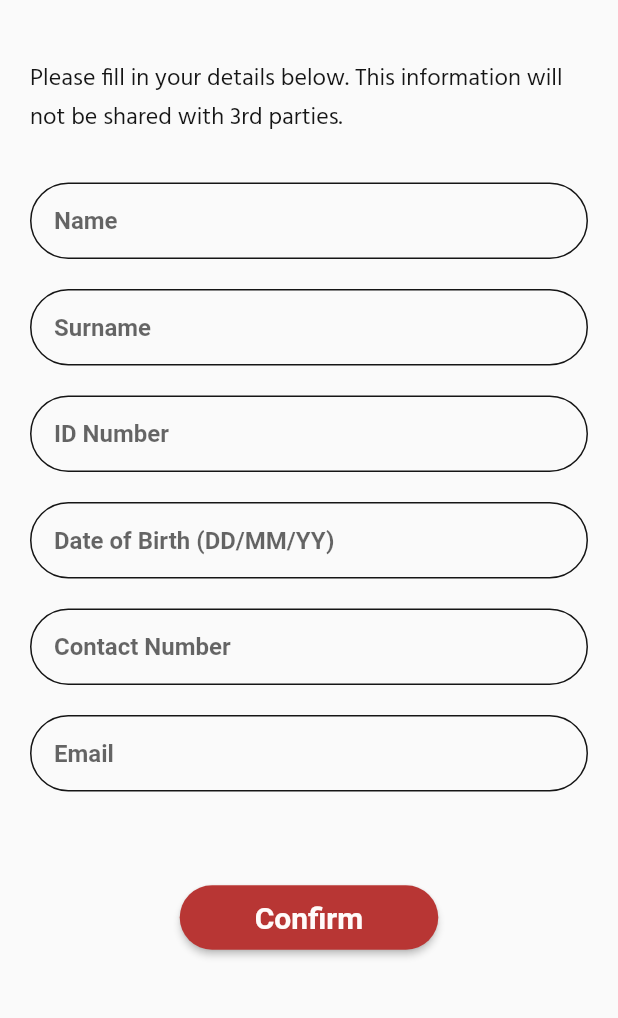
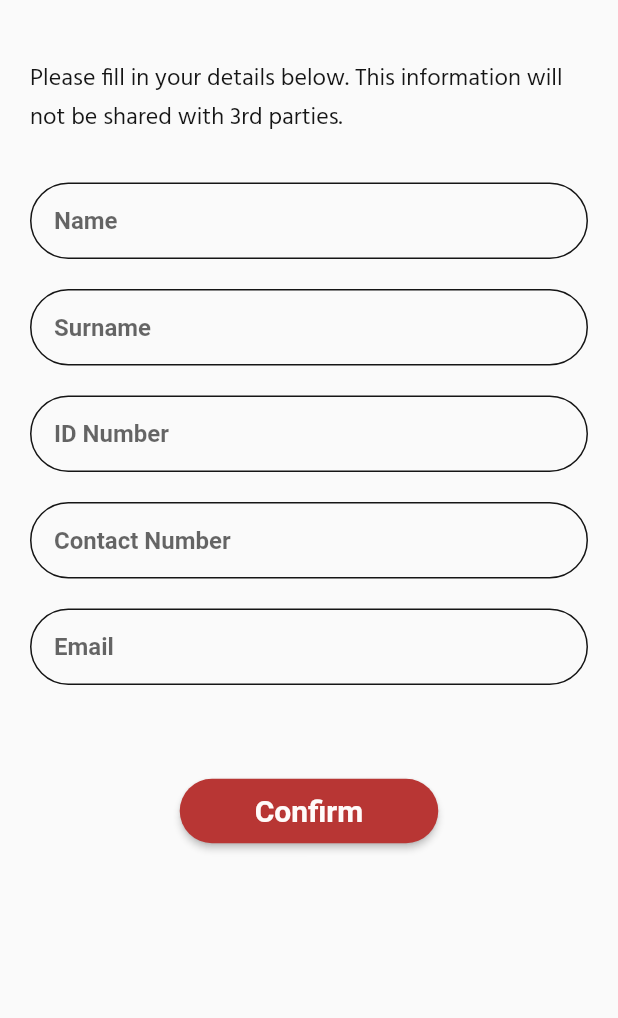
Before and after one commit to Jahn-Ellis/legal_cover, a Flutter app: the InfoScreen screen opened by its route, on a phone screen of 412 x 824 dp, the part 65-1083 px from its top. Run offline on Flutter 3.47's test engine with Material 2 defaults, Android fonts, the phone set to English and light mode, and no system bars; our stand-ins replace geolocator, shared_preferences; missing offline and left inert: mailer; accounts and stored records are empty.

```diff
--- a/lib/model/user_data.dart
+++ b/lib/model/user_data.dart
@@ -3,7 +3,7 @@ class UserData {
     this.name,
     this.surname,
     this.idNum,
-    this.dob,
+    // this.dob,
     this.contactNum,
     this.email,
     this.loginStatus,
@@ -14,7 +14,7 @@ class UserData {
   String name;
   String surname;
   String idNum;
-  String dob;
+  // String dob;
   String contactNum;
   String email;
   bool loginStatus;
--- a/lib/screens/find_me_screen.dart
+++ b/lib/screens/find_me_screen.dart
@@ -62,7 +62,7 @@ class FindMeScreen extends StatelessWidget {
       ..recipients.add(RECIPIENT)
       // ..ccRecipients.addAll(['destCc1@example.com', 'destCc2@example.com'])
       // ..bccRecipients.add(Address('bccAddress@example.com'))
-      ..subject = '${name} ${surname} requiers legal assistance!'
+      ..subject = '${name} ${surname} requires legal assistance!'
       ..text =
           '${name} ${surname} has requested legal assistance via the Legal Cover Find Me function.\n\nUser Details\n${name}\n${surname}\n${idNum}\n${contactNum}\n${email}\n\nClick below link for last known location:\n${location}';
     // ..html = "<h1>Test</h1>\n<p>Hey! Here's some HTML content</p>";
--- a/lib/screens/info_screen.dart
+++ b/lib/screens/info_screen.dart
@@ -17,7 +17,7 @@ class InfoScreen extends StatelessWidget {
   String name = 'not valid';
   String surname = 'not valid';
   String idNum = 'not valid';
-  String dob = 'not valid';
+  // String dob = 'not valid';
   String contactNum = 'not valid';
   String email = 'not valid';
 
@@ -129,37 +129,37 @@ class InfoScreen extends StatelessWidget {
                         ),
                       ),
                     ),
-                    // TextFieldInput(hint: 'Date of Birth'),
-                    Padding(
-                      padding: const EdgeInsets.symmetric(
-                          horizontal: 20.0, vertical: 10.0),
-                      child: Container(
-                        alignment: Alignment.center,
-                        child: Container(
-                          decoration: BoxDecoration(
-                            borderRadius: BorderRadius.circular(30),
-                            border: Border.all(
-                              width: 1,
-                              color: legalCoverBlack,
-                              style: BorderStyle.solid,
-                            ),
-                          ),
-                          child: TextField(
-                            decoration: InputDecoration(
-                              hintText: 'Date of Birth (DD/MM/YY)',
-                              contentPadding: EdgeInsets.all(15),
-                              border: InputBorder.none,
-                            ),
-                            onChanged: (value) {
-                              dob = value;
-                              Provider.of<UserDataHandler>(context,
-                                      listen: false)
-                                  .updateDob(value);
-                            },
-                          ),
-                        ),
-                      ),
-                    ),
+                    // TextFieldInput(hint: 'Date of Birth') -----> removed,
+                    // Padding(
+                    //   padding: const EdgeInsets.symmetric(
+                    //       horizontal: 20.0, vertical: 10.0),
+                    //   child: Container(
+                    //     alignment: Alignment.center,
+                    //     child: Container(
+                    //       decoration: BoxDecoration(
+                    //         borderRadius: BorderRadius.circular(30),
+                    //         border: Border.all(
+                    //           width: 1,
+                    //           color: legalCoverBlack,
+                    //           style: BorderStyle.solid,
+                    //         ),
+                    //       ),
+                    //       child: TextField(
+                    //         decoration: InputDecoration(
+                    //           hintText: 'Date of Birth (DD/MM/YY)',
+                    //           contentPadding: EdgeInsets.all(15),
+                    //           border: InputBorder.none,
+                    //         ),
+                    //         onChanged: (value) {
+                    //           dob = value;
+                    //           Provider.of<UserDataHandler>(context,
+                    //                   listen: false)
+                    //               .updateDob(value);
+                    //         },
+                    //       ),
+                    //     ),
+                    //   ),
+                    // ),
                     // TextFieldInput(hint: 'Contact Number'),
                     Padding(
                       padding: const EdgeInsets.symmetric(
@@ -232,14 +232,14 @@ class InfoScreen extends StatelessWidget {
                           padding: const EdgeInsets.all(10.0),
                           child: ElevatedButton(
                             onPressed: () {
-                              if (!RegExp(r"^([a-zA-Z]{2,20})$")
+                              if (!RegExp(r"^([a-zA-Z-]{2,20})$")
                                       .hasMatch(name) ||
                                   name == 'not valid') {
                                 showDialog<String>(
                                     context: context,
                                     builder: (BuildContext context) =>
                                         NameErrorDialogBox());
-                              } else if (!RegExp(r"^([a-zA-Z]{2,30})$")
+                              } else if (!RegExp(r"^([a-zA-Z ]{2,30})$")
                                       .hasMatch(surname) ||
                                   surname == 'not valid') {
                                 showDialog<String>(
@@ -254,13 +254,14 @@ class InfoScreen extends StatelessWidget {
                                     context: context,
                                     builder: (BuildContext context) =>
                                         IdNumErrorDialogBox());
-                              } else if (!RegExp(r"^([0-9/]{8})$")
-                                      .hasMatch(dob) ||
-                                  dob == 'not valid') {
-                                showDialog<String>(
-                                    context: context,
-                                    builder: (BuildContext context) =>
-                                        DobErrorDialogBox());
+                                // Dob Removed
+                                // } else if (!RegExp(r"^([0-9/]{8})$")
+                                //         .hasMatch(dob) ||
+                                //     dob == 'not valid') {
+                                //   showDialog<String>(
+                                //       context: context,
+                                //       builder: (BuildContext context) =>
+                                //           DobErrorDialogBox());
                               } else if (!RegExp(r"^([0-9]{10})$")
                                       .hasMatch(contactNum) ||
                                   contactNum == 'not valid') {
--- a/lib/screens/loading_screen_details.dart
+++ b/lib/screens/loading_screen_details.dart
@@ -49,8 +49,8 @@ class _DetailHandlerState extends State<DetailHandler> {
         .updateSurname(this.preferences.getString("surname") ?? '');
     Provider.of<UserDataHandler>(context, listen: false)
         .updateIdNum(this.preferences.getString("idNum") ?? '');
-    Provider.of<UserDataHandler>(context, listen: false)
-        .updateDob(this.preferences.getString("dob") ?? '');
+    // Provider.of<UserDataHandler>(context, listen: false)
+    //     .updateDob(this.preferences.getString("dob") ?? '');
     Provider.of<UserDataHandler>(context, listen: false)
         .updateContactNum(this.preferences.getString("contactNum") ?? '');
     Provider.of<UserDataHandler>(context, listen: false)
--- a/lib/screens/profile_screen.dart
+++ b/lib/screens/profile_screen.dart
@@ -113,12 +113,12 @@ class ProfileScreen extends StatelessWidget {
                                 ProfileUserDetailsLabel(
                                   details: '${userDataHandler.userData.idNum}',
                                 ),
-                                ProfileDataHeadingLabel(
-                                  label: 'Date of Birth',
-                                ),
-                                ProfileUserDetailsLabel(
-                                  details: '${userDataHandler.userData.dob}',
-                                ),
+                                // ProfileDataHeadingLabel(
+                                //   label: 'Date of Birth',
+                                // ),
+                                // ProfileUserDetailsLabel(
+                                //   details: '${userDataHandler.userData.dob}',
+                                // ),
                                 ProfileDataHeadingLabel(
                                   label: 'Contact Number',
                                 ),
--- a/pubspec.yaml
+++ b/pubspec.yaml
@@ -13,7 +13,7 @@ publish_to: 'none'
 # In iOS, build-name is used as CFBundleShortVersionString while build-number used as CFBundleVersion.
 # Read more about iOS versioning at
 # https://developer.apple.com/library/archive/documentation/General/Reference/InfoPlistKeyReference/Articles/CoreFoundationKeys.html
-version: 1.0.5+6
+version: 1.0.6+7
 
 environment:
   sdk: ">=2.7.0 <3.0.0"
```
Also changed, not shown: lib/model/user_data_handler.dart (+9 -9 lines), 3 other files.
